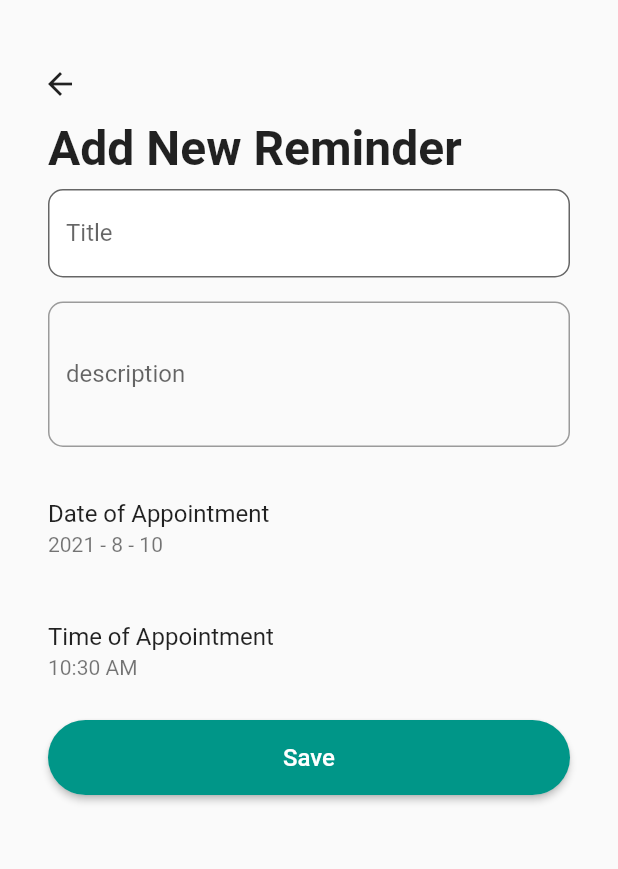
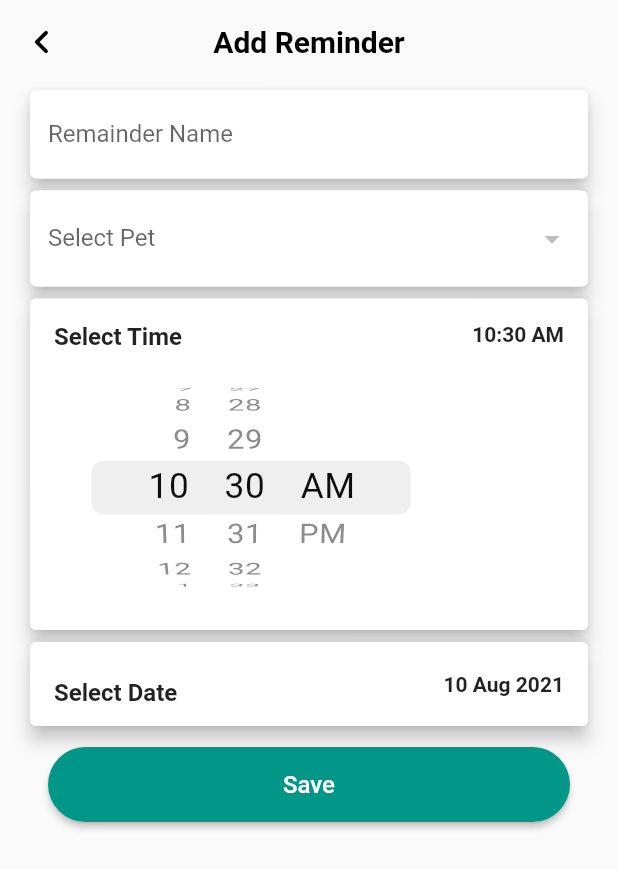
Before and after one commit to AshishTaduce/cuddle_n_snuggle, a Flutter app: the CalenderPage screen opened directly, after a tap on the "add" icon, on a phone screen of 412 x 824 dp. Shown: the top 869 px of the screen. Run offline on Flutter 3.47's test engine with Material 2 defaults, Android fonts, the phone set to English and light mode, and no system bars; our stand-ins replace anim_search_bar, cached_network_image, carousel_slider, cloud_firestore, convex_bottom_bar, country_code_picker and 22 more; missing offline and left inert: bubbled_navigation_bar, flutter_webview_plugin, swipe_stack; accounts and stored records are empty.

Commit message:
Add event.dart

```diff
--- a/lib/New Screens 2/Calenderx.dart
+++ b/lib/New Screens 2/Calenderx.dart
@@ -106,7 +106,8 @@ class _CalenderPageState extends State<CalenderPage> {
   Widget build(BuildContext context) {
     return Scaffold(
       key: Key(valueFromAddEvent.toString()),
-      body: FutureBuilder<List<EventModel>>(
+      body: SafeArea(
+        child: FutureBuilder<List<EventModel>>(
             future: databaseHelper!.getTaskList(),
             builder: (context, snapshot) {
               if (snapshot.hasData) {
@@ -119,28 +120,19 @@ class _CalenderPageState extends State<CalenderPage> {
                   child: Column(
                     crossAxisAlignment: CrossAxisAlignment.start,
                     children: <Widget>[
+
                       Container(
                         padding: EdgeInsets.symmetric(horizontal: 16),
-                      alignment: Alignment.bottomLeft,
-                      height: 80,
-                      child: IconButton(icon: Icon(Icons.arrow_back), onPressed: () {}),
-                    ),
-                    Container(
-                      padding: EdgeInsets.symmetric(horizontal: 32),
                         child: Column(
                           crossAxisAlignment: CrossAxisAlignment.start,
                           children: <Widget>[
-                          Text(
-                            "All",
-                            style: TextStyle(fontSize: 32),
-                          ),
-                          SizedBox(height: 10),
-                          Text("Vaccination Reminders", style: TextStyle(fontSize: 32, fontWeight: FontWeight.bold))
+                            SizedBox(height: 25),
+                            Text("All Reminders", style: TextStyle(fontSize: 32, fontWeight: FontWeight.bold))
                           ],
                         ),
                       ),
                       Container(
-                      margin: EdgeInsets.all(8.0),
+                        margin: EdgeInsets.symmetric(horizontal: 16.0, vertical: 40.0),
                         padding: const EdgeInsets.all(8.0),
                         decoration: BoxDecoration(color: HexColor("#f5756c"), borderRadius: BorderRadius.circular(16)),
                         child: TableCalendar(
@@ -276,7 +268,7 @@ class _CalenderPageState extends State<CalenderPage> {
                                         ),
                                         SizedBox(height: 10),
                                         Text(
-                                        event.description,
+                                          event.pet.petName,
                                           style: TextStyle(color: Colors.white, fontSize: 12),
                                         ),
                                       ],
@@ -285,8 +277,10 @@ class _CalenderPageState extends State<CalenderPage> {
                             ],
                           )))
                     ],
-                ));
+                  ),
+              );
             }),
+      ),
       floatingActionButton: FloatingActionButton(
         backgroundColor: HexColor("#f5756c"),
           shape: RoundedRectangleBorder( borderRadius: BorderRadius.circular(16)),
--- a/lib/Screens/add_event.dart
+++ b/lib/Screens/add_event.dart
@@ -1,3 +1,6 @@
+import 'package:cns/models/pets.dart';
+import 'package:cns/provider/main_provider.dart';
+import 'package:flutter/cupertino.dart';
 import 'package:flutter/material.dart';
 import 'package:cns/custom_widgets/custom_button.dart';
 import 'package:cns/mixins/validation_mixin.dart';
@@ -6,8 +9,8 @@ import 'package:cns/services/db_service.dart';
 import 'package:cns/util/database_helper.dart';
 import 'package:flutter_local_notifications/flutter_local_notifications.dart';
 import 'package:cns/main.dart';
-import 'package:cns/New Screens 2/Calenderx.dart';
 import 'package:intl/intl.dart';
+import 'package:provider/provider.dart';
 
 class AddEvent extends StatefulWidget {
   final EventModel? event;
@@ -22,7 +25,6 @@ class _AddEventState extends State<AddEvent> with ValidationMixin {
   late DatabaseHelper databaseHelper;
   final _formKey = GlobalKey<FormState>();
   late TextEditingController _title;
-  late TextEditingController _description;
   late DateTime _eventDate;
   late TimeOfDay _time;
   late bool processing;
@@ -37,7 +39,6 @@ class _AddEventState extends State<AddEvent> with ValidationMixin {
     dbService = DbService();
     databaseHelper = DatabaseHelper();
     _title = TextEditingController();
-    _description = TextEditingController();
     _eventDate = DateTime.now();
     _time = TimeOfDay.now();
     if (widget.event != null) {
@@ -47,8 +48,6 @@ class _AddEventState extends State<AddEvent> with ValidationMixin {
   }
 
   void populateForm() {
-    _title.text = widget.event!.title;
-    _description.text = widget.event!.description;
     _eventDate = widget.event!.eventDate;
     _time = widget.event!.time!;
     header = "Update Appointment";
@@ -61,26 +60,21 @@ class _AddEventState extends State<AddEvent> with ValidationMixin {
 
   void saveTask() async {
     try {
-      if (addNewTask) {
-        await databaseHelper.addTask(EventModel(
-          title: _title.text,
-          description: _description.text,
-          eventDate: _eventDate,
-          time: _time,
-        ));
-      } else {
-        await databaseHelper.updateTask(EventModel(
-            id: widget.event!.id,
-            title: _title.text,
-            description: _description.text,
-            eventDate: _eventDate,
-            time: _time));
-      }
+    // if (addNewTask) {
+    //   await databaseHelper.addTask(EventModel(
+    //     eventDate: _eventDate,
+    //     time: _time, pet: _selectedPet!, title: _title.text,
+    //   ));
+    // } else {
+    //   await databaseHelper.updateTask(EventModel(
+    //       id: widget.event!.id, title: _title.text, pet: _selectedPet!, eventDate: _eventDate, time: _time));
+    // }
+      print(_selectedPet);
 
       setState(() {
         processing = false;
       });
-      await _goBack();
+      // await _goBack();
     } catch (e) {
       print("Error $e");
     }
@@ -109,8 +103,7 @@ class _AddEventState extends State<AddEvent> with ValidationMixin {
   }
 
   void scheduleNotification() async {
-    var scheduleTime =
-        _eventDate.add(Duration(hours: _time.hour - 1, minutes: _time.minute));
+    var scheduleTime = _eventDate.add(Duration(hours: _time.hour - 1, minutes: _time.minute));
 
     var androidPlatformChannelSpecifics = AndroidNotificationDetails(
       'alarm_notif',
@@ -122,24 +115,21 @@ class _AddEventState extends State<AddEvent> with ValidationMixin {
     );
 
     var iOSPlatformChannelSpecifics = IOSNotificationDetails(
-        // sound: 'a_long_cold_sting.wav',
         presentAlert: true,
         presentBadge: true,
         presentSound: true);
-    var platformChannelSpecifics = NotificationDetails(
-        android: androidPlatformChannelSpecifics,
-        iOS: iOSPlatformChannelSpecifics);
+    var platformChannelSpecifics =
+        NotificationDetails(android: androidPlatformChannelSpecifics, iOS: iOSPlatformChannelSpecifics);
 
     await flutternotificationplugin.schedule(
-      1 +
-          int.parse(
-              scheduleTime.microsecondsSinceEpoch.toString().substring(0, 7)),
+      1 + int.parse(scheduleTime.microsecondsSinceEpoch.toString().substring(0, 7)),
       'Reminder',
       'You will be reminded 1 hour before your scheduled appointment',
       DateTime.now().add(
         Duration(seconds: 15),
       ),
       platformChannelSpecifics,
+      androidAllowWhileIdle: true,
     );
     await flutternotificationplugin.schedule(
       int.parse(scheduleTime.microsecondsSinceEpoch.toString().substring(0, 7)),
@@ -149,114 +139,159 @@ class _AddEventState extends State<AddEvent> with ValidationMixin {
       platformChannelSpecifics,
     );
   }
+  PetModel? _selectedPet;
+
+  void _showDatePicker(ctx) {
+    showCupertinoModalPopup(
+        context: ctx,
+        builder: (_) => Container(
+          height: 300,
+          color: Color.fromARGB(255, 255, 255, 255),
+          child: Column(
+            children: [
+              Container(
+                height: 230,
+                child: CupertinoDatePicker(
+                  minimumDate: DateTime.now(),
+                  mode: CupertinoDatePickerMode.date,
+                    initialDateTime: DateTime.now(),
+                    onDateTimeChanged: (val) {
+                      setState(() {
+                        _eventDate = val;
+                      });
+                    },
+                ),
+              ),
+              CupertinoButton(
+                child: Text('OK'),
+                onPressed: () => Navigator.of(ctx).pop(),
+              ),
+            ],
+          ),
+        ));
+  }
 
   @override
   Widget build(BuildContext context) {
-    return WillPopScope(
-      onWillPop: _onBackPressedWithButton,
-      child: Scaffold(
-        body: Column(
-          mainAxisAlignment: MainAxisAlignment.start,
-          crossAxisAlignment: CrossAxisAlignment.start,
-          children: <Widget>[
-            Container(
-              padding: EdgeInsets.symmetric(horizontal: 16),
-              alignment: Alignment.bottomLeft,
-              height: 80,
-              child: IconButton(
-                  icon: Icon(Icons.arrow_back),
+    return Scaffold(
+        appBar: AppBar(
+          centerTitle: true,
+          title: Text(
+            "Add Reminder",
+            style: TextStyle(
+              color: Colors.black,
+              fontWeight: FontWeight.bold,
+            ),
+          ),
+          leading: IconButton(
+              icon: Icon(Icons.chevron_left_rounded),
+              color: Colors.black,
+              iconSize: 32,
               onPressed: () {
                 _onBackPressedWithButton();
               }),
+          elevation: 0.0,
+          backgroundColor: Colors.transparent,
         ),
-            Container(
-                padding: EdgeInsets.symmetric(horizontal: 32),
-                child: Text(header,
-                    style:
-                        TextStyle(fontSize: 32, fontWeight: FontWeight.bold))),
-            Expanded(
-              child: Form(
+        body: Consumer<MainProvider>(
+          builder: (context, provider, _) => Form(
             key: _formKey,
-                child: Container(
+            child: ListView(
               padding: EdgeInsets.symmetric(horizontal: 16),
-                  child: MediaQuery.removePadding(
-                    context: context,
-                    removeTop: true,
-                    child: ListView(
               physics: BouncingScrollPhysics(),
-                      // crossAxisAlignment: CrossAxisAlignment.stretch,
               children: <Widget>[
-                        Padding(
-                          padding: EdgeInsets.symmetric(
-                              horizontal: 16.0, vertical: 8.0),
+                Card(
+                  elevation: 5.0,
                   child: TextFormField(
-                            controller: _title,
                     validator: validateTextInput,
                     decoration: InputDecoration(
-                                labelText: "Title",
+                      labelText: "Remainder Name",
                       filled: true,
                       fillColor: Colors.white,
                       border: OutlineInputBorder(
-                                    borderRadius: BorderRadius.circular(10))),
+                        borderSide: BorderSide.none,
+                        borderRadius: BorderRadius.circular(8),
                       ),
                     ),
-                        Padding(
-                          padding: EdgeInsets.symmetric(
-                              horizontal: 16.0, vertical: 8.0),
-                          child: TextFormField(
-                            textInputAction: TextInputAction.done,
-                            controller: _description,
-                            minLines: 3,
-                            maxLines: 5,
-                            validator: validateTextInput,
-                            decoration: InputDecoration(
-                                labelText: "description",
-                                border: OutlineInputBorder(
-                                    borderRadius: BorderRadius.circular(10))),
                   ),
                 ),
-                        SizedBox(height: 10.0),
-                        ListTile(
-                          title: Text("Date of Appointment"),
-                          subtitle: Text(
-                              "${_eventDate.year} - ${_eventDate.month} - ${_eventDate.day}"),
-                          onTap: () async {
-                            DateTime? picked = await showDatePicker(
-                                context: context,
-                                initialDate: _eventDate,
-                                firstDate: DateTime(_eventDate.year - 5),
-                                lastDate: DateTime(_eventDate.year + 5));
-                            if (picked != null) {
+                Card(
+                  elevation: 5.0,
+                  child: DropdownButtonFormField(
+                    validator: (value) => value == null ? "Please select a pet." : null,
+                    decoration: InputDecoration(
+                      labelText: "Select Pet",
+                      filled: true,
+                      fillColor: Colors.white,
+                      border: OutlineInputBorder(
+                        borderSide: BorderSide.none,
+                        borderRadius: BorderRadius.circular(8),
+                      ),
+                    ),
+                    items: provider.myPets
+                        .map(
+                          (e) => DropdownMenuItem(
+                            value: e,
+                            child: Text(e.petName),
+                          ),
+                        )
+                        .toList(),
+                    onChanged: (PetModel? newPet) {
                       setState(() {
-                                _eventDate = picked;
+                        _selectedPet = newPet;
                       });
-                            }
+                    },
+                    value: _selectedPet,
+                  ),
+                ),
+                // SizedBox(height: 10.0),
+                Card(
+                  elevation: 5.0,
+                  child: ListTile(
+                    title: Padding(
+                      padding: const EdgeInsets.only(top: 12.0),
+                      child: Text("Select Time", style: TextStyle(fontWeight: FontWeight.bold),),
+                    ),
+                    trailing: Text("${_time.hourOfPeriod}:${_time.minute} ${_time.period == DayPeriod.am ? "AM" : "PM"}", style: TextStyle(fontWeight: FontWeight.bold),),
+                    subtitle: Center(
+                      child: Container(
+                        margin: EdgeInsets.symmetric(vertical: 16, horizontal: 16),
+                        height: 150,
+                        child: CupertinoDatePicker(
+                          mode: CupertinoDatePickerMode.time,
+                          initialDateTime: DateTime.now(),
+                          onDateTimeChanged: (val) {
+                            setState(() {
+                              _time = TimeOfDay.fromDateTime(val);
+                            });
                           },
                         ),
-                        SizedBox(height: 10.0),
-                        ListTile(
-                          title: Text("Time of Appointment"),
-                          subtitle: Text(_time.format(context)),
-                          onTap: () async {
-                            TimeOfDay? picked = await showTimePicker(
-                                context: context, initialTime: _time);
-
-                            if (picked != null) {
-                              setState(() {
-                                _time = picked;
-                              });
-                            }
-                          },
+                      ),
+                    ),
+                  ),
+                ),
+                Card(
+                  elevation: 5.0,
+                  child: ListTile(
+                    title: Padding(
+                      padding: const EdgeInsets.only(top: 12.0),
+                      child: Text("Select Date", style: TextStyle(fontWeight: FontWeight.bold),),
+                    ),
+                    trailing: Text(
+                      "${_eventDate.day} "
+                        "${DateFormat('MMM'). format(_eventDate)} "
+                          "${_eventDate.year}",
+                      style: TextStyle(fontWeight: FontWeight.bold),),
+                    onTap: ()=> _showDatePicker(context),
+                  ),
                 ),
                 SizedBox(height: 10.0),
                 processing
                     ? Center(child: CircularProgressIndicator())
                     : Padding(
-                                padding: const EdgeInsets.symmetric(
-                                    horizontal: 16.0),
+                        padding: const EdgeInsets.symmetric(horizontal: 16.0),
                         child: Column(
-                                  crossAxisAlignment:
-                                      CrossAxisAlignment.stretch,
+                          crossAxisAlignment: CrossAxisAlignment.stretch,
                           children: <Widget>[
                             CustomButton(
                               buttonText: buttonText,
@@ -267,26 +302,28 @@ class _AddEventState extends State<AddEvent> with ValidationMixin {
                                     processing = true;
                                   });
                                   saveTask();
-                                          scheduleNotification();
+                                  // scheduleNotification();
                                 }
                               },
-                                      key: Key("B"), buttonIcon: Text("Update"),
+                              key: Key("B"),
+                              buttonIcon: Text("Update"),
                             ),
                             SizedBox(height: 10.0),
                             Container(
                               child: !addNewTask
                                   ? CustomButton(
                                       buttonText: "Delete",
-                                              width: MediaQuery.of(context)
-                                                  .size
-                                                  .width,
+                                      width: MediaQuery.of(context).size.width,
                                       buttonColor: Colors.redAccent,
                                       onPressed: () async {
                                         setState(() {
                                           processing = true;
                                         });
                                         deleteTask();
-                                              }, buttonIcon: Text("Delete"), key: Key("L"),)
+                                      },
+                                      buttonIcon: Text("Delete"),
+                                      key: Key("L"),
+                                    )
                                   : Container(),
                             ),
                           ],
@@ -295,12 +332,6 @@ class _AddEventState extends State<AddEvent> with ValidationMixin {
               ],
             ),
           ),
-                ),
-              ),
-            ),
-          ],
-        ),
-      ),
-    );
+        ));
   }
 }
--- a/lib/services/db_service.dart
+++ b/lib/services/db_service.dart
@@ -1,6 +1,6 @@
 import 'dart:math';
 
-import 'package:cns/Data/data.dart';
+// import 'package:cns/Data/data.dart';
 import 'package:cns/models/event.dart';
 
 class DbService {
@@ -16,7 +16,7 @@ class DbService {
     eventList.add(EventModel(
         id: idRandom,
         title: event.title + idRandom.toString(),
-        description: event.description + idRandom.toString(),
+        pet: event.pet,
         eventDate: event.eventDate));
   }
 }
--- a/lib/util/database_helper.dart
+++ b/lib/util/database_helper.dart
@@ -81,7 +81,7 @@ class DatabaseHelper {
       time: (eventModel.time!.hour.toString() +
           ':' +
           eventModel.time!.minute.toString()),
-      description: eventModel.description,
+      description: eventModel.pet.petName,
       title: eventModel.title,
       eventDate: eventModel.eventDate.toString(),
     );
@@ -102,7 +102,7 @@ class DatabaseHelper {
       time: (eventModel.time!.hour.toString() +
           ':' +
           eventModel.time!.minute.toString()),
-      description: eventModel.description,
+      description: eventModel.pet.petName,
       title: eventModel.title,
       eventDate: eventModel.eventDate.toString(),
     );
```
Lines whose indentation alone changed are shown as unchanged.
